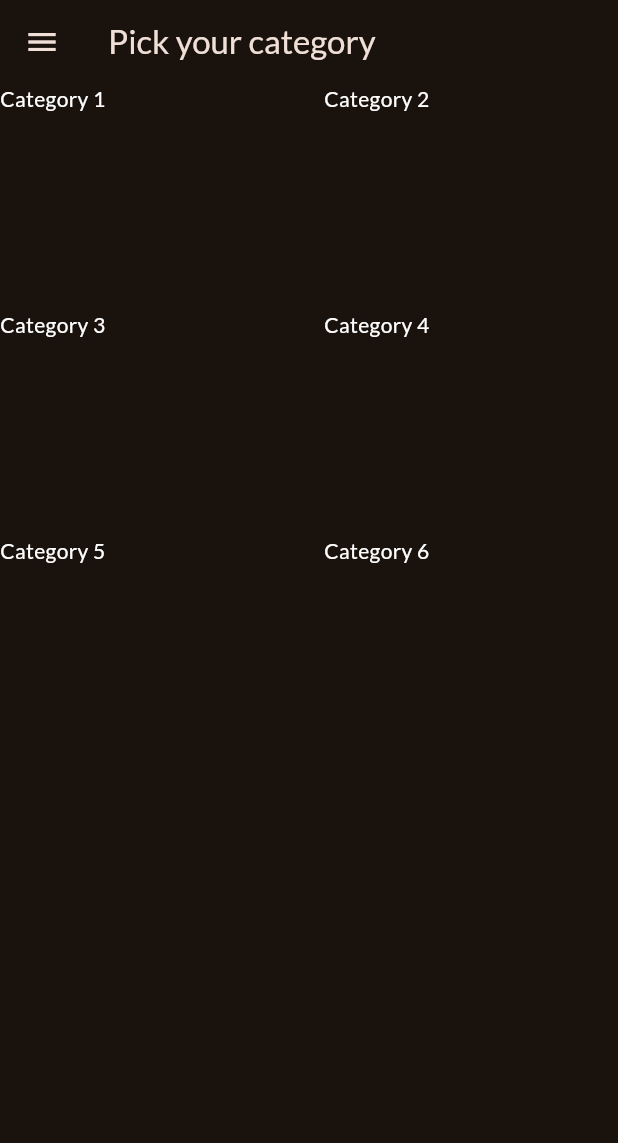
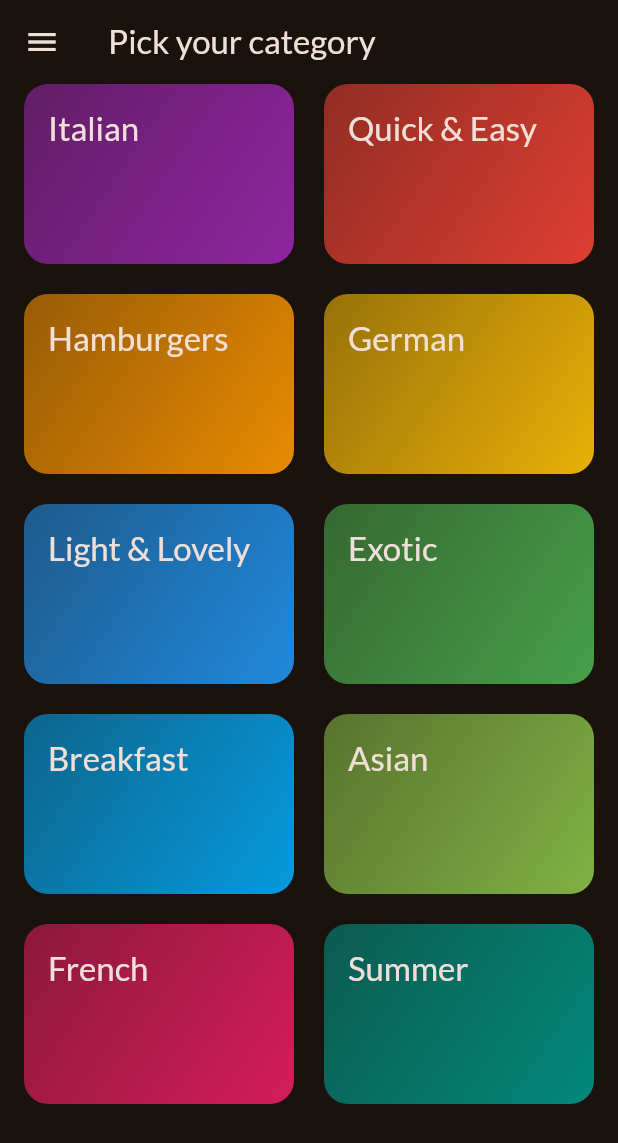
Before and after one commit to imano00/meal, a Flutter app: the screen it shows after launch, on a phone screen of 412 x 824 dp. Shown: the top 1143 px of the screen. Run offline on Flutter 3.47's test engine with Material 3 defaults, Android fonts, the phone set to English and light mode, and no system bars; our stand-ins replace google_fonts.

Commit message:
add gridview for categories

```diff
--- a/lib/categories.dart
+++ b/lib/categories.dart
@@ -1,4 +1,7 @@
 import 'package:flutter/material.dart';
+
+import 'package:meal/data/dummy_data.dart';
+import 'package:meal/widgets/category_grid_item.dart';
 
 class CategoriesScreen extends StatelessWidget {
   static const routeName = '/categories';
@@ -11,36 +14,16 @@ class CategoriesScreen extends StatelessWidget {
         title: const Text('Pick your category'),
       ),
       body: GridView(
+        padding: const EdgeInsets.only(right: 16, left: 16),
         gridDelegate: const SliverGridDelegateWithFixedCrossAxisCount(
             crossAxisCount: 2,
             childAspectRatio: 3 / 2,
             crossAxisSpacing: 20,
             mainAxisSpacing: 20),
-        children: const [
-          Text(
-            'Category 1',
-            style: TextStyle(color: Colors.white),
-          ),
-          Text(
-            'Category 2',
-            style: TextStyle(color: Colors.white),
-          ),
-          Text(
-            'Category 3',
-            style: TextStyle(color: Colors.white),
-          ),
-          Text(
-            'Category 4',
-            style: TextStyle(color: Colors.white),
-          ),
-          Text(
-            'Category 5',
-            style: TextStyle(color: Colors.white),
-          ),
-          Text(
-            'Category 6',
-            style: TextStyle(color: Colors.white),
-          ),
+        children: [
+          // alternative to using availableCategories.map
+          for (final category in availableCategories)
+            CategoryGridItem(category: category)
         ],
       ),
       drawer: Drawer(
--- /dev/null
+++ b/lib/widgets/category_grid_item.dart
@@ -0,0 +1,38 @@
+import 'package:flutter/material.dart';
+import 'package:meal/models/category.dart';
+
+class CategoryGridItem extends StatelessWidget {
+  const CategoryGridItem({super.key, required this.category});
+
+  final Category category;
+
+  @override
+  Widget build(BuildContext context) {
+    return InkWell(
+      onTap: () {},
+      splashColor: Theme.of(context).primaryColor,
+      borderRadius: BorderRadius.circular(16),
+      child: Container(
+        padding: const EdgeInsets.all(16),
+        decoration: BoxDecoration(
+          borderRadius: BorderRadius.circular(16),
+          gradient: LinearGradient(
+            colors: [
+              category.color.withOpacity(0.55),
+              category.color.withOpacity(.9),
+            ],
+            begin: Alignment.topLeft,
+            end: Alignment.bottomRight,
+          ),
+        ),
+        child: Text(
+          category.title,
+          style: Theme.of(context)
+              .textTheme
+              .titleLarge!
+              .copyWith(color: Theme.of(context).colorScheme.onSurface),
+        ),
+      ),
+    );
+  }
+}
```
